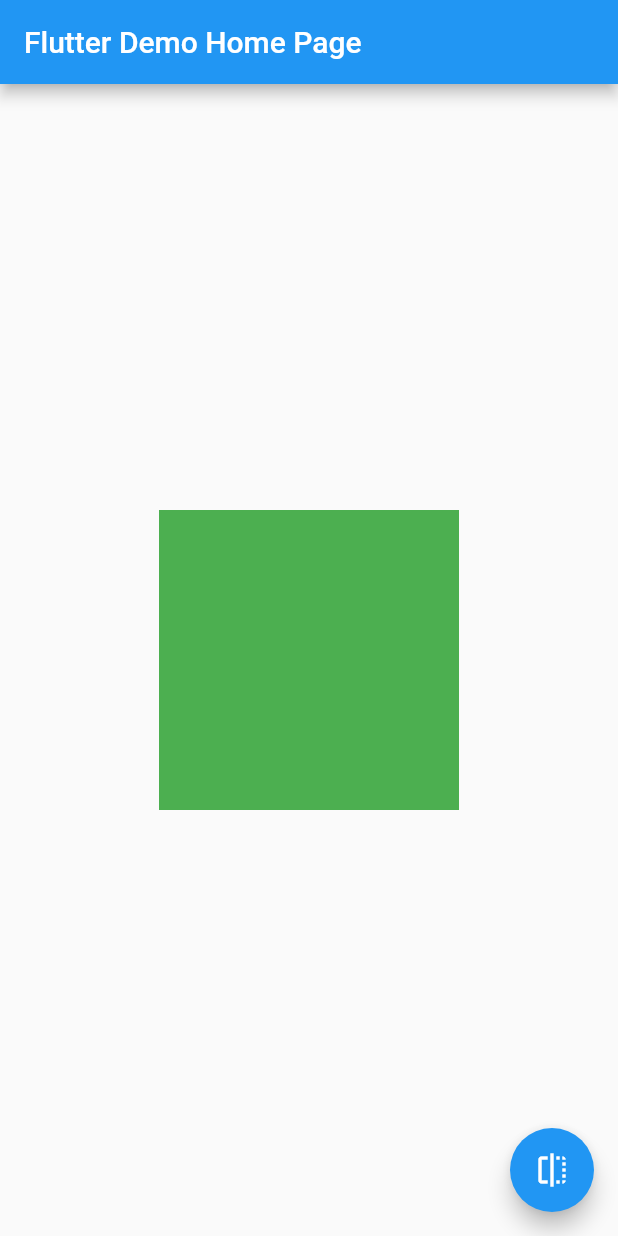
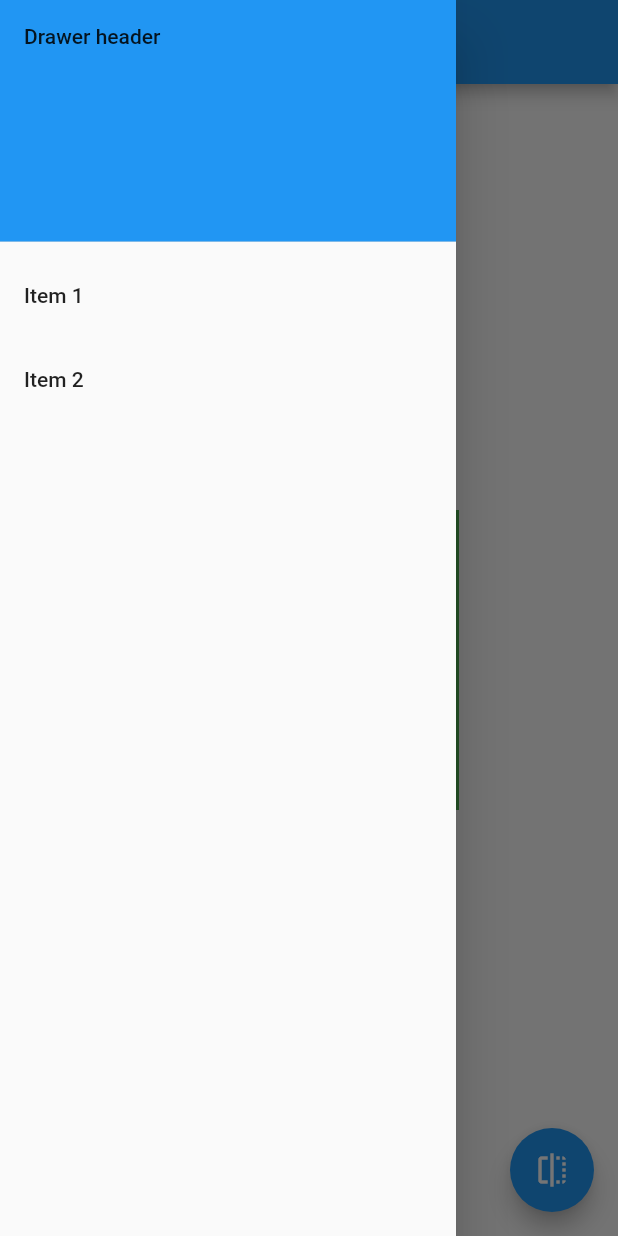
Before and after one commit to mariocsantos/cookbook, a Flutter app: the screen it shows after launch, with the side drawer open (before the commit the screen has no drawer), on a phone screen of 412 x 824 dp. Run offline on Flutter 3.47's test engine with Material 2 defaults, Android fonts, the phone set to English and light mode, and no system bars.

Commit message:
Add Drawer to a screen

```diff
--- a/lib/main.dart
+++ b/lib/main.dart
@@ -44,6 +44,31 @@ class _MyHomePageState extends State<MyHomePage> {
           ),
         ),
       ),
+      drawer: Drawer(
+        child: ListView(
+          padding: EdgeInsets.zero,
+          children: <Widget>[
+            DrawerHeader(
+              child: Text('Drawer header'),
+              decoration: BoxDecoration(
+                color: Colors.blue
+              ),
+            ),
+            ListTile(
+              title: Text('Item 1'),
+              onTap: () {
+                Navigator.pop(context);
+              },
+            ),
+            ListTile(
+              title: Text('Item 2'),
+              onTap: () {
+                Navigator.pop(context);
+              },
+            ),
+          ],
+        ),
+      ),
       floatingActionButton: FloatingActionButton(
         onPressed: () {
           setState(() {
```
